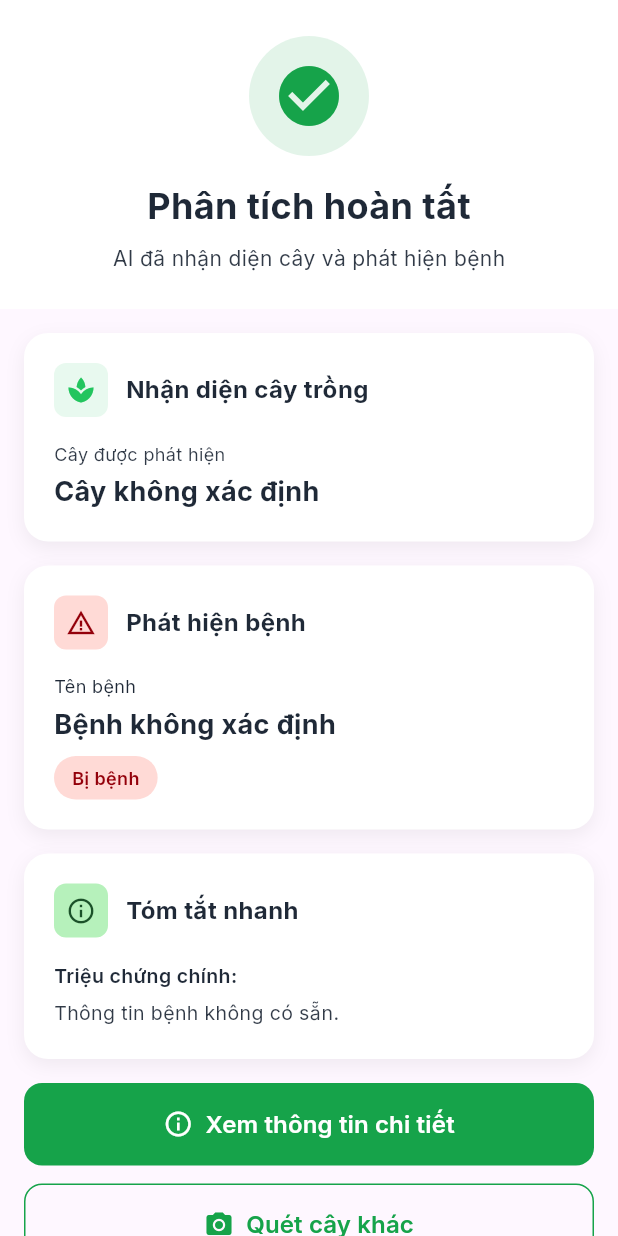
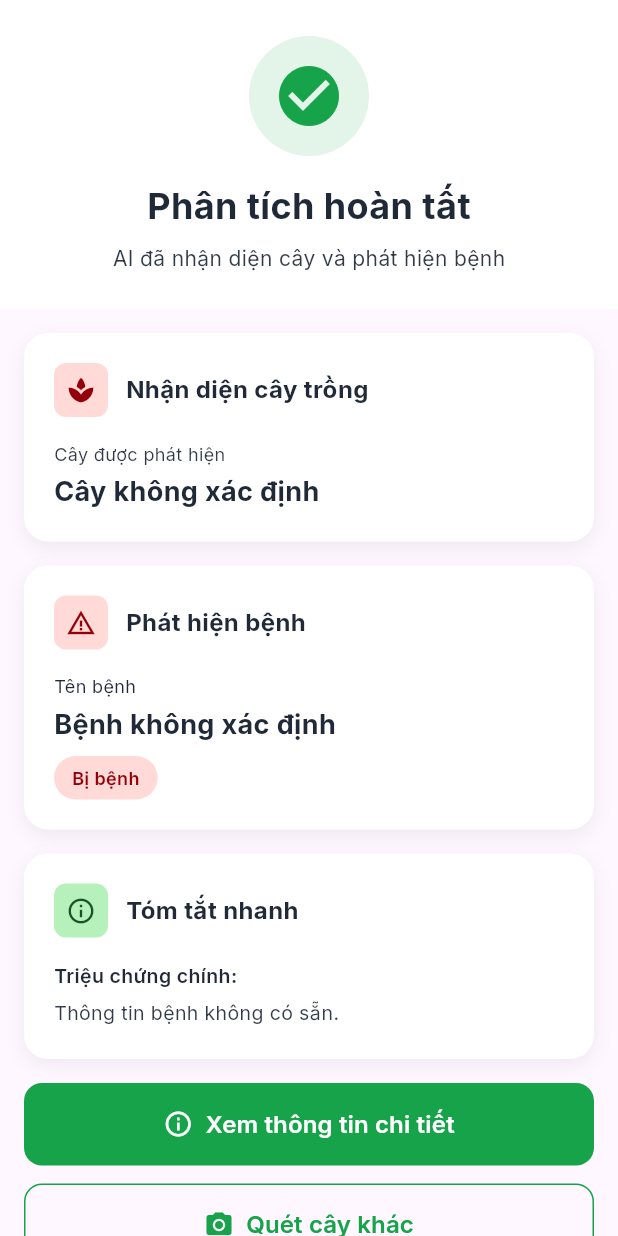
Before and after one commit to NguyenThanHoangAn/Plant-Disease-Detector-App, a Flutter app: the ResultDetailPage screen opened directly with empty values, on a phone screen of 412 x 824 dp. Run offline on Flutter 3.47's test engine with Material 3 defaults, Android fonts, the light colour scheme and no system bars; our stand-ins replace camera, flutter_riverpod, google_fonts, image_picker, shared_preferences; missing offline and left inert: tflite_flutter; accounts and stored records are empty.

Commit message:
Restore verification popup and refine result status visuals

```diff
--- a/lib/features/plant_disease_detection/presentation/view/home_page.dart
+++ b/lib/features/plant_disease_detection/presentation/view/home_page.dart
@@ -211,6 +211,8 @@ class _DeepLearningHomePageState extends ConsumerState<DeepLearningHomePage>
     return shouldContinue ?? false;
   }
 
+
+
   @override
   Widget build(BuildContext context) {
     super.build(context);
--- a/lib/features/plant_disease_detection/presentation/view/result_detail_page.dart
+++ b/lib/features/plant_disease_detection/presentation/view/result_detail_page.dart
@@ -219,12 +219,16 @@ class ResultDetailPage extends StatelessWidget {
                             Container(
                               padding: const EdgeInsets.all(8),
                               decoration: BoxDecoration(
-                                color: const Color(0xFF22C55E).withOpacity(0.1),
+                                color: isDiseased
+                                    ? theme.colorScheme.errorContainer
+                                    : theme.colorScheme.primaryContainer,
                                 borderRadius: BorderRadius.circular(8),
                               ),
-                              child: const Icon(
+                              child: Icon(
                                 Icons.spa,
-                                color: Color(0xFF22C55E),
+                                color: isDiseased
+                                    ? theme.colorScheme.onErrorContainer
+                                    : theme.colorScheme.onPrimaryContainer,
                                 size: 20,
                               ),
                             ),
```
Also changed, not shown: lib/services/tflite_service.dart (+26 -1 lines).
